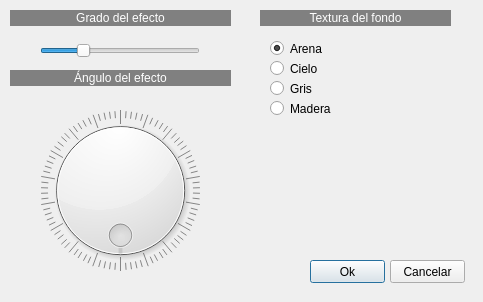
Above: bajorrelieve.ui from gonzalomc00/QFotoPaint5 before the change. Below: the same form after it.
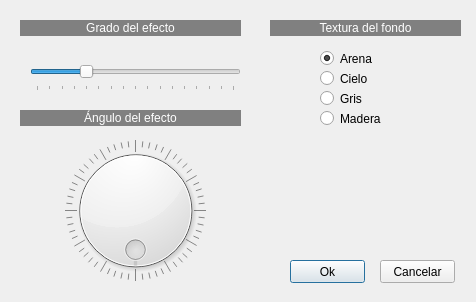
That is the form after the change.

Patch:
```diff
--- a/bajorrelieve.ui
+++ b/bajorrelieve.ui
@@ -6,7 +6,7 @@
    <rect>
     <x>0</x>
     <y>0</y>
-    <width>483</width>
+    <width>476</width>
     <height>302</height>
    </rect>
   </property>
@@ -16,10 +16,10 @@
   <widget class="QSlider" name="horizontalSlider">
    <property name="geometry">
     <rect>
-     <x>40</x>
-     <y>40</y>
-     <width>160</width>
-     <height>22</height>
+     <x>30</x>
+     <y>60</y>
+     <width>211</width>
+     <height>31</height>
     </rect>
    </property>
    <property name="maximum">
@@ -31,14 +31,20 @@
    <property name="orientation">
     <enum>Qt::Horizontal</enum>
    </property>
+   <property name="tickPosition">
+    <enum>QSlider::TicksBelow</enum>
+   </property>
+   <property name="tickInterval">
+    <number>25</number>
+   </property>
   </widget>
   <widget class="QDial" name="dial">
    <property name="geometry">
     <rect>
-     <x>30</x>
-     <y>110</y>
-     <width>181</width>
-     <height>161</height>
+     <x>50</x>
+     <y>140</y>
+     <width>171</width>
+     <height>141</height>
     </rect>
    </property>
    <property name="maximum">
@@ -47,6 +53,9 @@
    <property name="wrapping">
     <bool>true</bool>
    </property>
+   <property name="notchTarget">
+    <double>6.000000000000000</double>
+   </property>
    <property name="notchesVisible">
     <bool>true</bool>
    </property>
@@ -54,8 +63,8 @@
   <widget class="QRadioButton" name="radioButton">
    <property name="geometry">
     <rect>
-     <x>270</x>
-     <y>40</y>
+     <x>320</x>
+     <y>50</y>
      <width>82</width>
      <height>17</height>
     </rect>
@@ -70,8 +79,8 @@
   <widget class="QRadioButton" name="radioButton_2">
    <property name="geometry">
     <rect>
-     <x>270</x>
-     <y>60</y>
+     <x>320</x>
+     <y>70</y>
      <width>82</width>
      <height>17</height>
     </rect>
@@ -83,8 +92,8 @@
   <widget class="QRadioButton" name="radioButton_3">
    <property name="geometry">
     <rect>
-     <x>270</x>
-     <y>80</y>
+     <x>320</x>
+     <y>90</y>
      <width>82</width>
      <height>17</height>
     </rect>
@@ -96,8 +105,8 @@
   <widget class="QRadioButton" name="radioButton_4">
    <property name="geometry">
     <rect>
-     <x>270</x>
-     <y>100</y>
+     <x>320</x>
+     <y>110</y>
      <width>82</width>
      <height>17</height>
     </rect>
@@ -109,8 +118,8 @@
   <widget class="QLabel" name="label">
    <property name="geometry">
     <rect>
-     <x>10</x>
-     <y>10</y>
+     <x>20</x>
+     <y>20</y>
      <width>221</width>
      <height>16</height>
     </rect>
@@ -129,8 +138,8 @@
   <widget class="QLabel" name="label_2">
    <property name="geometry">
     <rect>
-     <x>10</x>
-     <y>70</y>
+     <x>20</x>
+     <y>110</y>
      <width>221</width>
      <height>16</height>
     </rect>
@@ -149,7 +158,7 @@
   <widget class="QPushButton" name="pushButton">
    <property name="geometry">
     <rect>
-     <x>310</x>
+     <x>290</x>
      <y>260</y>
      <width>75</width>
      <height>23</height>
@@ -162,7 +171,7 @@
   <widget class="QPushButton" name="pushButton_2">
    <property name="geometry">
     <rect>
-     <x>390</x>
+     <x>380</x>
      <y>260</y>
      <width>75</width>
      <height>23</height>
@@ -175,8 +184,8 @@
   <widget class="QLabel" name="label_3">
    <property name="geometry">
     <rect>
-     <x>260</x>
-     <y>10</y>
+     <x>270</x>
+     <y>20</y>
      <width>191</width>
      <height>16</height>
     </rect>
```
